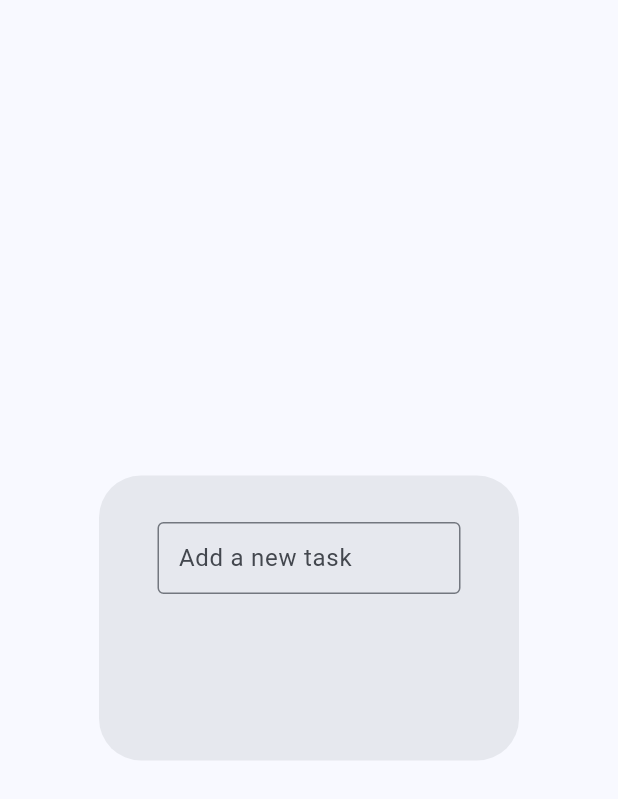
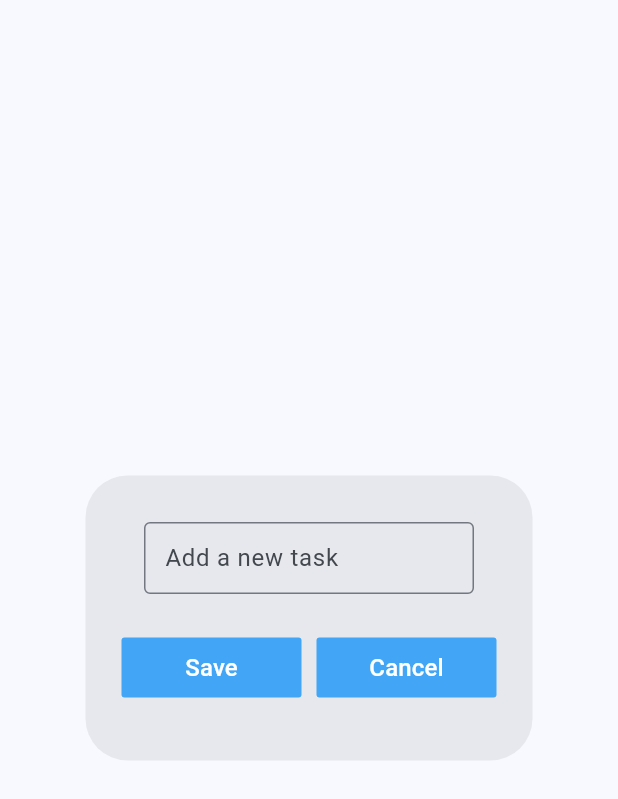
Before and after one commit to UmerAalam/simple_todo, a Flutter app: the ShowDialogBox widget shown alone on an empty page, opened directly, on a phone screen of 412 x 824 dp. Shown: the top 799 px of the screen. Run offline on Flutter 3.47's test engine with Material 3 defaults, Android fonts, the phone set to English and light mode, and no system bars.

Commit message:
alert-button

```diff
--- a/lib/utils/alert_box.dart
+++ b/lib/utils/alert_box.dart
@@ -1,6 +1,7 @@
 // ignore_for_file: prefer_const_constructors, sized_box_for_whitespace, prefer_const_literals_to_create_immutables
 
 import 'package:flutter/material.dart';
+import 'package:simple_todo/utils/my_button.dart';
 
 class ShowDialogBox extends StatelessWidget {
   const ShowDialogBox({super.key});
@@ -24,7 +25,20 @@ class ShowDialogBox extends StatelessWidget {
                   ),
                 ),
               ),
-            )
+            ),
+            SizedBox(
+              height: 25,
+            ),
+            Row(
+              mainAxisAlignment: MainAxisAlignment.spaceEvenly,
+              children: [
+                MyButton(text: "Save", onPressed: () {}),
+                SizedBox(
+                  width: 10,
+                ),
+                MyButton(text: "Cancel", onPressed: () {}),
+              ],
+            ),
           ],
         ),
       ),
--- /dev/null
+++ b/lib/utils/my_button.dart
@@ -0,0 +1,30 @@
+// ignore_for_file: prefer_const_constructors
+
+import 'package:flutter/material.dart';
+
+class MyButton extends StatelessWidget {
+  final String text;
+  VoidCallback onPressed;
+  MyButton({
+    super.key,
+    required this.text,
+    required this.onPressed,
+  });
+
+  @override
+  Widget build(BuildContext context) {
+    return MaterialButton(
+      onPressed: onPressed,
+      color: Colors.blue[400],
+      height: 40,
+      elevation: 0,
+      minWidth: 120,
+      child: Center(
+        child: Text(
+          text,
+          style: TextStyle(color: Colors.white, fontSize: 16),
+        ),
+      ),
+    );
+  }
+}
```
